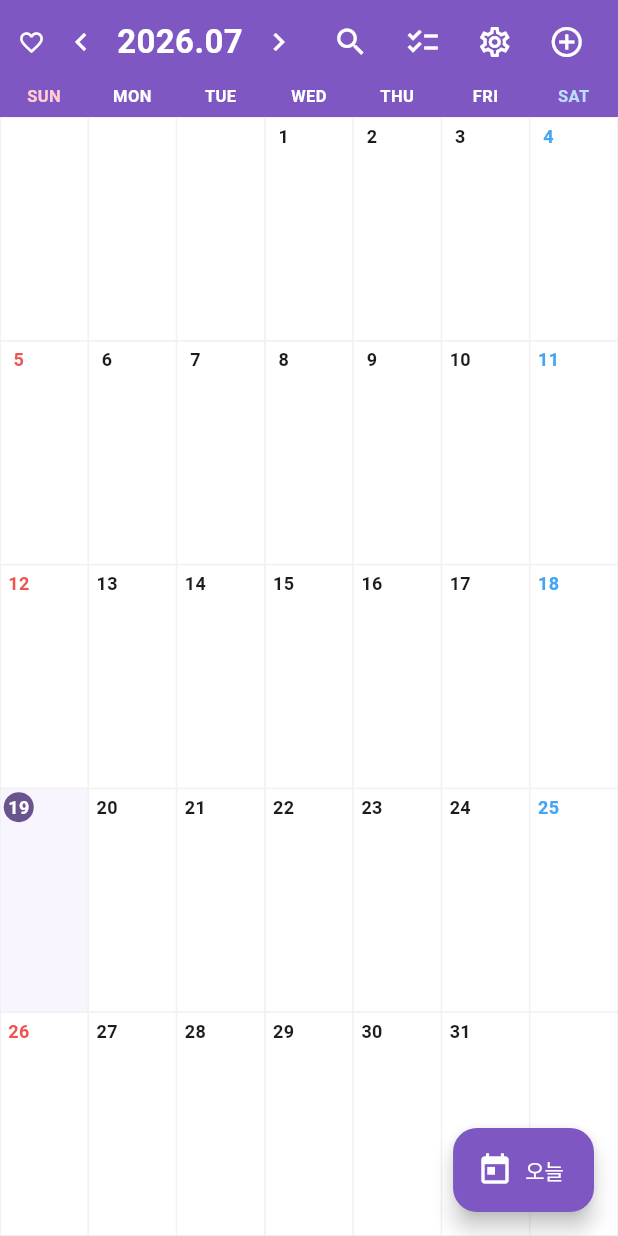
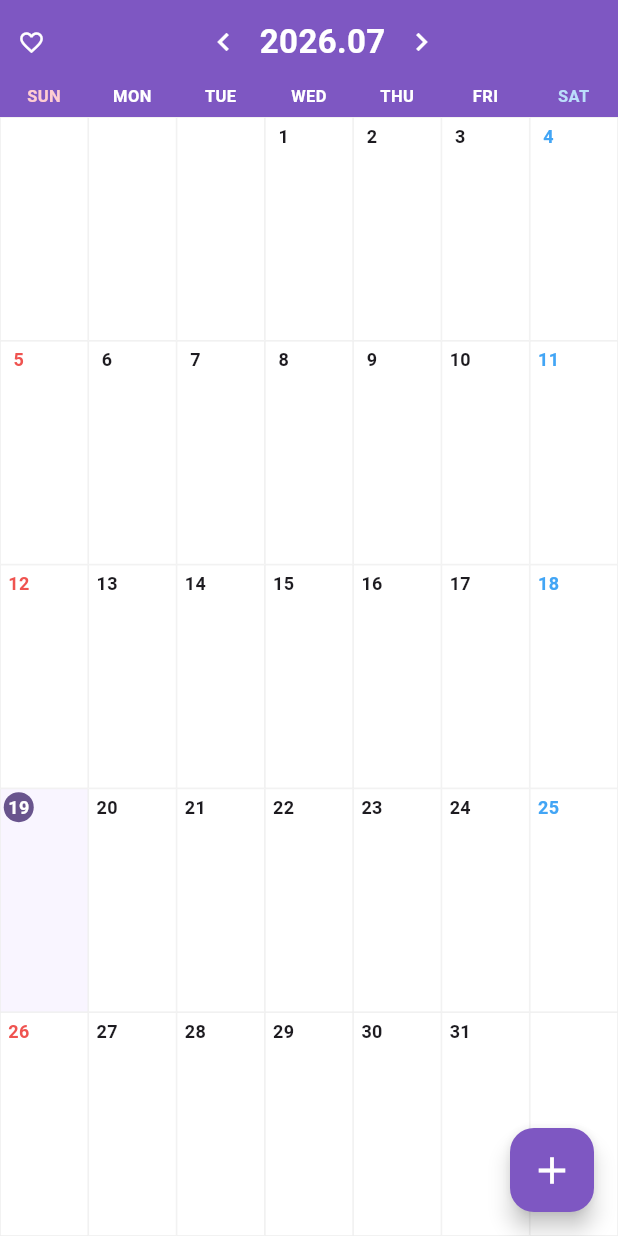
Before and after one commit to kms6019/coy-house-calender, a Flutter app: the CalendarScreen screen opened by its route, on a phone screen of 412 x 824 dp. Run offline on Flutter 3.47's test engine with Material 3 defaults, Android fonts, the phone set to English and light mode, and no system bars; our stand-ins replace cloud_firestore, firebase_auth, firebase_core, firebase_messaging, firebase_storage, flutter_local_notifications and 6 more; missing offline and left inert: device_calendar, home_widget; accounts and stored records are empty; network calls fail.

Commit message:
feat: 상단 아이콘들을 우하단 펼침 원형 메뉴로 이동
Z플립5에서 상단 추가 버튼이 화면에 잘리는 문제. 검색/위시/설정/
일정추가/오늘을 FAB 스피드다이얼로 통합 (라벨+스태거 애니메이션).

Co-Authored-By: Claude Fable 5 <noreply@anthropic.com>

```diff
--- a/lib/screens/calendar/calendar_screen.dart
+++ b/lib/screens/calendar/calendar_screen.dart
@@ -120,32 +120,6 @@ class CalendarScreen extends ConsumerWidget {
                               ),
                             ),
                           ),
-                        IconButton(
-                          icon: const Icon(Icons.search, color: Colors.white),
-                          onPressed: () => context.push('/search'),
-                        ),
-                        IconButton(
-                          icon: const Icon(
-                            Icons.checklist,
-                            color: Colors.white,
-                          ),
-                          onPressed: () => context.push('/wishlist'),
-                        ),
-                        IconButton(
-                          icon: const Icon(
-                            Icons.settings_outlined,
-                            color: Colors.white,
-                          ),
-                          onPressed: () => context.push('/settings'),
-                        ),
-                        IconButton(
-                          icon: const Icon(
-                            Icons.add_circle_outline,
-                            color: Colors.white,
-                          ),
-                          onPressed: () =>
-                              context.push('/event/new', extra: selectedDay),
-                        ),
                       ],
                     ),
                   ),
@@ -212,12 +186,110 @@ class CalendarScreen extends ConsumerWidget {
           ],
         ),
       ),
-      floatingActionButton: FloatingActionButton.extended(
-        backgroundColor: _purple,
-        onPressed: goToToday,
-        label: const Text('오늘', style: TextStyle(color: Colors.white)),
-        icon: const Icon(Icons.today, color: Colors.white),
+      floatingActionButton: _FabMenu(
+        onToday: goToToday,
+        selectedDay: selectedDay,
       ),
+    );
+  }
+}
+
+/// 오른쪽 아래 원형 메뉴 — 누르면 작은 원 버튼들이 펼쳐진다.
+class _FabMenu extends StatefulWidget {
+  final VoidCallback onToday;
+  final DateTime selectedDay;
+  const _FabMenu({required this.onToday, required this.selectedDay});
+
+  @override
+  State<_FabMenu> createState() => _FabMenuState();
+}
+
+class _FabMenuState extends State<_FabMenu>
+    with SingleTickerProviderStateMixin {
+  late final AnimationController _controller = AnimationController(
+    vsync: this,
+    duration: const Duration(milliseconds: 220),
+  );
+  bool _open = false;
+
+  @override
+  void dispose() {
+    _controller.dispose();
+    super.dispose();
+  }
+
+  void _toggle() {
+    setState(() => _open = !_open);
+    _open ? _controller.forward() : _controller.reverse();
+  }
+
+  Widget _item(int index, IconData icon, String label, VoidCallback onTap) {
+    final anim = CurvedAnimation(
+      parent: _controller,
+      curve: Interval(0.1 * index, 1, curve: Curves.easeOutBack),
+    );
+    return ScaleTransition(
+      scale: anim,
+      child: Padding(
+        padding: const EdgeInsets.only(bottom: 12),
+        child: Row(
+          mainAxisSize: MainAxisSize.min,
+          children: [
+            Container(
+              padding: const EdgeInsets.symmetric(horizontal: 10, vertical: 5),
+              decoration: BoxDecoration(
+                color: Colors.black54,
+                borderRadius: BorderRadius.circular(12),
+              ),
+              child: Text(
+                label,
+                style: const TextStyle(color: Colors.white, fontSize: 12),
+              ),
+            ),
+            const SizedBox(width: 10),
+            FloatingActionButton.small(
+              heroTag: 'fab_$label',
+              backgroundColor: Colors.white,
+              foregroundColor: _purple,
+              onPressed: () {
+                _toggle();
+                onTap();
+              },
+              child: Icon(icon),
+            ),
+          ],
+        ),
+      ),
+    );
+  }
+
+  @override
+  Widget build(BuildContext context) {
+    return Column(
+      mainAxisSize: MainAxisSize.min,
+      crossAxisAlignment: CrossAxisAlignment.end,
+      children: [
+        if (_open || _controller.isAnimating) ...[
+          _item(4, Icons.settings_outlined, '설정',
+              () => context.push('/settings')),
+          _item(3, Icons.checklist, '위시리스트',
+              () => context.push('/wishlist')),
+          _item(2, Icons.search, '검색', () => context.push('/search')),
+          _item(1, Icons.today, '오늘', widget.onToday),
+          _item(0, Icons.edit_calendar, '일정 추가',
+              () => context.push('/event/new', extra: widget.selectedDay)),
+        ],
+        FloatingActionButton(
+          heroTag: 'fab_main',
+          backgroundColor: _purple,
+          onPressed: _toggle,
+          child: AnimatedRotation(
+            turns: _open ? 0.125 : 0,
+            duration: const Duration(milliseconds: 220),
+            child: const Icon(Icons.add, color: Colors.white, size: 30),
+          ),
+        ),
+      ],
     );
   }
 }
```
